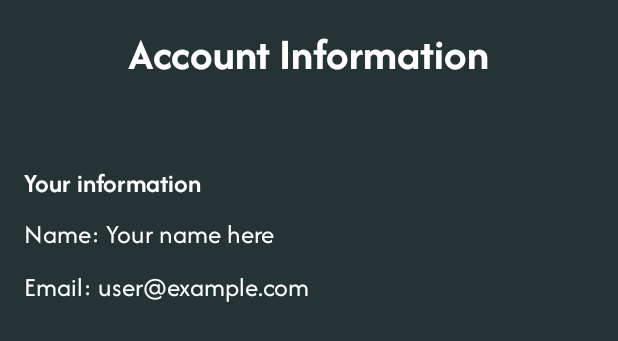
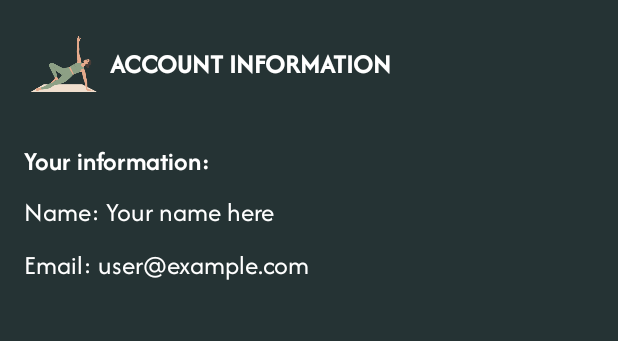
Before and after one commit to DangMinhDatGCC210147/coursework_admin_yoga_app, an Android app: the layout fragment_account.xml on its own in the app's theme, with its tools: preview values and no code run, on a phone screen of 412 x 824 dp. Shown: the top 341 px of the screen. Run offline under Robolectric (Android 15) with nearby library versions, the phone set to English and light mode, and no system bars.

Commit message:
update for view and logic login

```diff
--- a/app/src/main/java/com/example/yoga_app/LoginActivity.java
+++ b/app/src/main/java/com/example/yoga_app/LoginActivity.java
@@ -38,12 +38,12 @@ public class LoginActivity extends AppCompatActivity {
         // Khởi tạo Firebase Auth
         mAuth = FirebaseAuth.getInstance();
 
-        FirebaseUser currentUser = mAuth.getCurrentUser();
-        if (currentUser != null) {
-            startActivity(new Intent(LoginActivity.this, HomePageActivity.class));
-            finish();
-            return;
-        }
+//        FirebaseUser currentUser = mAuth.getCurrentUser();
+//        if (currentUser != null) {
+//            startActivity(new Intent(LoginActivity.this, HomePageActivity.class));
+//            finish();
+//            return;
+//        }
 
         etLoginUsername = findViewById(R.id.etLoginUsername);
         etLoginPassword = findViewById(R.id.etLoginPassword);
--- a/app/src/main/java/com/example/yoga_app/MainActivity.java
+++ b/app/src/main/java/com/example/yoga_app/MainActivity.java
@@ -23,7 +23,5 @@ public class MainActivity extends AppCompatActivity {
             v.setPadding(systemBars.left, systemBars.top, systemBars.right, systemBars.bottom);
             return insets;
         });
-
-
     }
 }
--- a/app/src/main/res/layout/fragment_account.xml
+++ b/app/src/main/res/layout/fragment_account.xml
@@ -4,32 +4,52 @@
     android:layout_width="match_parent"
     android:layout_height="match_parent"
     android:orientation="vertical"
-    android:padding="16dp"
     android:background="@color/background_color"
     tools:context=".fragment.AccountFragment">
 
-    <!-- Title for Account Information -->
-    <TextView
-        android:layout_width="wrap_content"
+    <!-- Header layout with logo and title -->
+    <LinearLayout
+        android:id="@+id/linearLayout"
+        android:layout_marginStart="20dp"
+        android:layout_width="match_parent"
         android:layout_height="wrap_content"
-        android:text="Account Information"
-        android:textSize="30sp"
-        android:textColor="@color/white"
-        android:fontFamily="@font/afacadflux_bold"
-        android:layout_gravity="center_horizontal"
-        android:paddingBottom="24dp"/>
+        android:gravity="center_vertical"
+        android:orientation="horizontal"
+        android:layout_marginTop="20dp">
 
-    <!-- Display User Email -->
+        <ImageView
+            android:id="@+id/logo"
+            android:layout_width="45dp"
+            android:layout_height="45dp"
+            android:contentDescription="Yoga Logo"
+            android:src="@drawable/icon" />
+
+        <TextView
+            android:id="@+id/features_title"
+            android:layout_width="wrap_content"
+            android:layout_height="wrap_content"
+            android:layout_gravity="center_vertical"
+            android:layout_marginStart="8dp"
+            android:fontFamily="@font/afacadflux_medium"
+            android:text="ACCOUNT INFORMATION"
+            android:textColor="@color/white"
+            android:textSize="18sp"
+            android:textStyle="bold" />
+    </LinearLayout>
+
+    <!-- Section Title for Account Information -->
     <TextView
         android:id="@+id/tvInformation"
         android:layout_width="match_parent"
         android:layout_height="wrap_content"
         android:layout_marginTop="30dp"
         android:textSize="18sp"
+        android:paddingLeft="16dp"
         android:textColor="@color/white"
         android:fontFamily="@font/afacadflux_semibold"
-        android:text="Your information" />
+        android:text="Your information:" />
 
+    <!-- User Information Display -->
     <TextView
         android:id="@+id/tv_name"
         android:layout_width="wrap_content"
@@ -37,6 +57,7 @@
         android:text="Name: Your name here"
         android:layout_marginTop="10dp"
         android:textSize="18sp"
+        android:paddingLeft="16dp"
         android:textColor="@color/white"
         android:fontFamily="@font/afacadflux_regular"
         android:paddingBottom="1dp" />
@@ -48,53 +69,55 @@
         android:text="Email: user@example.com"
         android:layout_marginTop="10dp"
         android:textSize="18sp"
+        android:paddingLeft="16dp"
         android:textColor="@color/white"
         android:fontFamily="@font/afacadflux_regular"
         android:paddingBottom="16dp" />
 
-<!--    <TextView-->
-<!--        android:id="@+id/tvChangePass"-->
-<!--        android:layout_width="match_parent"-->
-<!--        android:layout_height="wrap_content"-->
-<!--        android:layout_marginTop="30dp"-->
-<!--        android:textSize="18sp"-->
-<!--        android:textColor="@color/white"-->
-<!--        android:fontFamily="@font/afacadflux_semibold"-->
-<!--        android:text="Do you want to change the password" />-->
+    <!-- Commented out password change fields
+    <TextView
+        android:id="@+id/tvChangePass"
+        android:layout_width="match_parent"
+        android:layout_height="wrap_content"
+        android:layout_marginTop="30dp"
+        android:textSize="18sp"
+        android:textColor="@color/white"
+        android:fontFamily="@font/afacadflux_semibold"
+        android:text="Do you want to change the password" />
 
-<!--    <EditText-->
-<!--        android:id="@+id/et_old_password"-->
-<!--        android:layout_width="match_parent"-->
-<!--        android:layout_height="wrap_content"-->
-<!--        android:layout_marginTop="10dp"-->
-<!--        android:hint="Enter Old Password"-->
-<!--        android:inputType="textPassword"-->
-<!--        android:fontFamily="@font/afacadflux_regular"-->
-<!--        android:backgroundTint="@color/white"-->
-<!--        android:textColorHint="@color/grey"-->
-<!--        android:textColor="@color/grey"-->
-<!--        android:paddingBottom="16dp"/>-->
+    <EditText
+        android:id="@+id/et_old_password"
+        android:layout_width="match_parent"
+        android:layout_height="wrap_content"
+        android:layout_marginTop="10dp"
+        android:hint="Enter Old Password"
+        android:inputType="textPassword"
+        android:fontFamily="@font/afacadflux_regular"
+        android:backgroundTint="@color/white"
+        android:textColorHint="@color/grey"
+        android:textColor="@color/grey"
+        android:paddingBottom="16dp"/>
 
-<!--    <EditText-->
-<!--        android:id="@+id/et_new_password"-->
-<!--        android:layout_width="match_parent"-->
-<!--        android:layout_height="wrap_content"-->
-<!--        android:hint="Enter New Password"-->
-<!--        android:inputType="textPassword"-->
-<!--        android:fontFamily="@font/afacadflux_regular"-->
-<!--        android:backgroundTint="@color/white"-->
-<!--        android:textColorHint="@color/grey"-->
-<!--        android:textColor="@color/grey"-->
-<!--        android:paddingBottom="16dp"/>-->
+    <EditText
+        android:id="@+id/et_new_password"
+        android:layout_width="match_parent"
+        android:layout_height="wrap_content"
+        android:hint="Enter New Password"
+        android:inputType="textPassword"
+        android:fontFamily="@font/afacadflux_regular"
+        android:backgroundTint="@color/white"
+        android:textColorHint="@color/grey"
+        android:textColor="@color/grey"
+        android:paddingBottom="16dp"/>
 
-<!--    &lt;!&ndash; Button to Update Password &ndash;&gt;-->
-<!--    <Button-->
-<!--        android:id="@+id/btn_update_password"-->
-<!--        android:layout_width="match_parent"-->
-<!--        android:layout_height="wrap_content"-->
-<!--        android:layout_marginTop="30dp"-->
-<!--        android:textColor="@color/white"-->
-<!--        android:backgroundTint="@color/button_color"-->
-<!--        android:text="Update Password" />-->
+    <Button
+        android:id="@+id/btn_update_password"
+        android:layout_width="match_parent"
+        android:layout_height="wrap_content"
+        android:layout_marginTop="30dp"
+        android:textColor="@color/white"
+        android:backgroundTint="@color/button_color"
+        android:text="Update Password" />
+    -->
 
 </LinearLayout>
```
